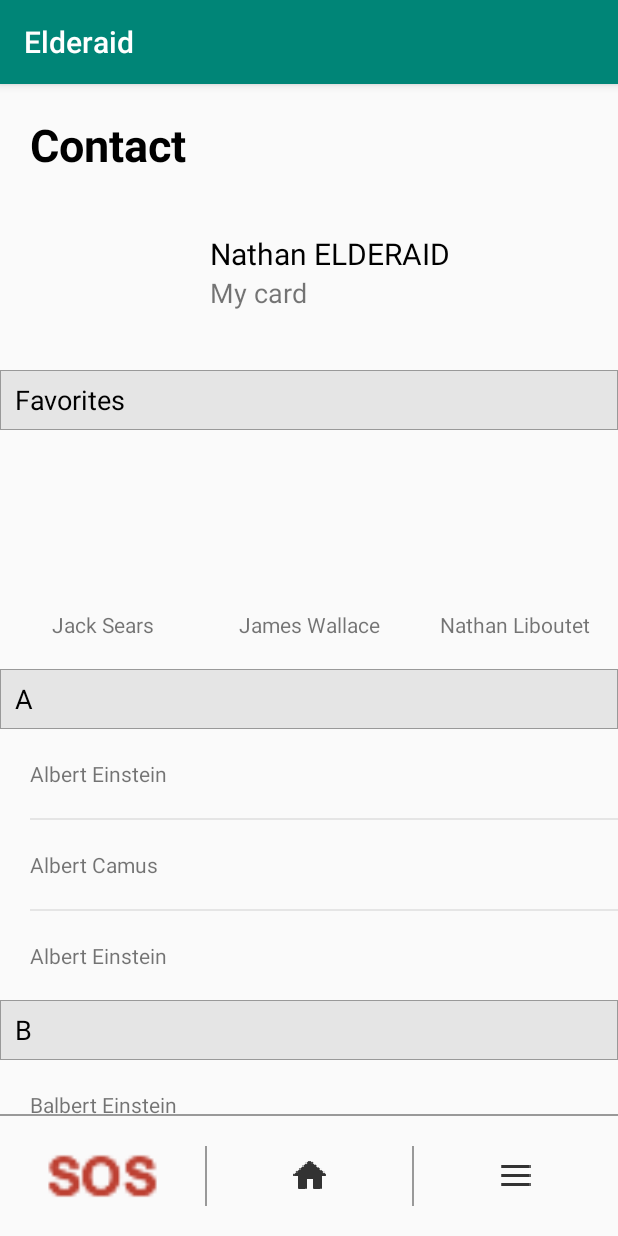
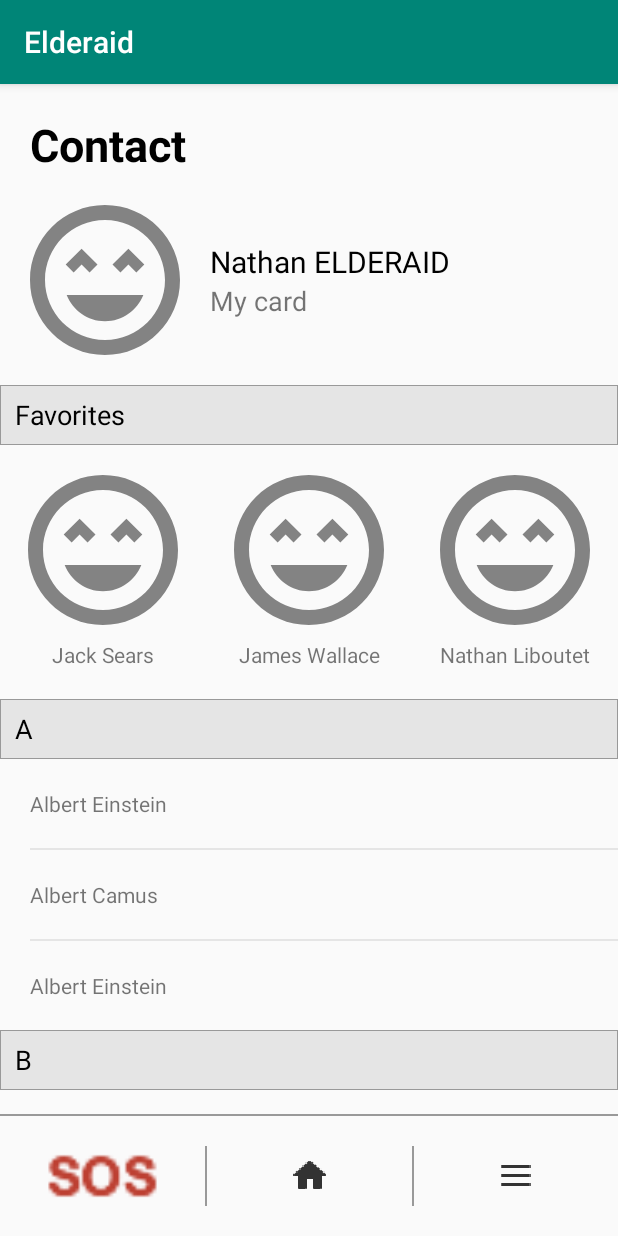
Before and after one commit to NathanLib/ElderAid, an Android app: the screen it shows after launch (ContactActivity), on a phone screen of 412 x 824 dp. Run offline under Robolectric (Android 15) with nearby library versions, the phone set to English and light mode, and no system bars.

Commit message:
Fix contact images issues

```diff
--- /dev/null
+++ b/ElderAid/app/src/main/res/drawable-anydpi/ic_profile.xml
@@ -0,0 +1,14 @@
+<vector xmlns:android="http://schemas.android.com/apk/res/android"
+    android:width="24dp"
+    android:height="24dp"
+    android:viewportWidth="20"
+    android:viewportHeight="20"
+    android:tint="#333333"
+    android:alpha="0.6">
+  <group android:translateX="-2"
+      android:translateY="-2">
+      <path
+          android:fillColor="#FF000000"
+          android:pathData="M11.99,2C6.47,2 2,6.47 2,12s4.47,10 9.99,10S22,17.53 22,12 17.52,2 11.99,2zM12,20c-4.42,0 -8,-3.58 -8,-8s3.58,-8 8,-8 8,3.58 8,8 -3.58,8 -8,8zM13,9.94L14.06,11l1.06,-1.06L16.18,11l1.06,-1.06 -2.12,-2.12zM8.88,9.94L9.94,11 11,9.94 8.88,7.82 6.76,9.94 7.82,11zM12,17.5c2.33,0 4.31,-1.46 5.11,-3.5L6.89,14c0.8,2.04 2.78,3.5 5.11,3.5z"/>
+  </group>
+</vector>
--- a/ElderAid/app/src/main/res/layout/activity_contact.xml
+++ b/ElderAid/app/src/main/res/layout/activity_contact.xml
@@ -9,12 +9,12 @@
     <ScrollView
         android:layout_width="match_parent"
         android:layout_height="wrap_content"
+        android:layout_marginBottom="80dp"
+        android:paddingTop="80dp"
+        app:layout_constraintBottom_toTopOf="@id/BorderHorizontalNavBar"
         app:layout_constraintLeft_toLeftOf="parent"
         app:layout_constraintRight_toRightOf="parent"
-        app:layout_constraintTop_toTopOf="parent"
-        app:layout_constraintBottom_toTopOf="@id/BorderHorizontalNavBar"
-        android:layout_marginBottom="80dp"
-        android:paddingTop="80dp">
+        app:layout_constraintTop_toTopOf="parent">
 
         <androidx.constraintlayout.widget.ConstraintLayout
             android:layout_width="match_parent"
@@ -45,9 +45,8 @@
                 <ImageView
                     android:id="@+id/contact_ivUserPhoto"
                     android:layout_width="100dp"
-                    android:layout_height="90dp"
-                    android:visibility="visible"
-                    tools:srcCompat="@tools:sample/avatars" />
+                    android:layout_height="100dp"
+                    android:src="@drawable/ic_profile" />
 
                 <LinearLayout
                     android:layout_width="wrap_content"
@@ -108,9 +107,9 @@
                     <ImageView
                         android:id="@+id/contact_ivFavorite1"
                         android:layout_width="100dp"
-                        android:layout_height="90dp"
+                        android:layout_height="100dp"
                         android:layout_margin="10dp"
-                        tools:srcCompat="@tools:sample/avatars" />
+                        android:src="@drawable/ic_profile" />
 
                     <TextView
                         android:id="@+id/contact_tvFavorite1"
@@ -130,9 +129,9 @@
                     <ImageView
                         android:id="@+id/contact_ivFavorite2"
                         android:layout_width="100dp"
-                        android:layout_height="90dp"
+                        android:layout_height="100dp"
                         android:layout_margin="10dp"
-                        tools:srcCompat="@tools:sample/avatars" />
+                        android:src="@drawable/ic_profile" />
 
                     <TextView
                         android:id="@+id/contact_tvFavorite2"
@@ -152,9 +151,9 @@
                     <ImageView
                         android:id="@+id/contact_ivFavorite3"
                         android:layout_width="100dp"
-                        android:layout_height="90dp"
+                        android:layout_height="100dp"
                         android:layout_margin="10dp"
-                        tools:srcCompat="@tools:sample/avatars" />
+                        android:src="@drawable/ic_profile" />
 
                     <TextView
                         android:id="@+id/contact_tvFavorite3"
@@ -177,41 +176,41 @@
                 android:text="@string/contact_tvContactsA"
                 android:textColor="@color/black"
                 android:textSize="18dp"
-                app:layout_constraintTop_toBottomOf="@id/contact_llFavoriteContacts"
-                app:layout_constraintBottom_toTopOf="@id/contact_llContactA"/>
+                app:layout_constraintBottom_toTopOf="@id/contact_llContactA"
+                app:layout_constraintTop_toBottomOf="@id/contact_llFavoriteContacts" />
 
             <LinearLayout
                 android:id="@+id/contact_llContactA"
                 android:layout_width="match_parent"
                 android:layout_height="wrap_content"
                 android:orientation="vertical"
-                app:layout_constraintTop_toBottomOf="@id/contact_tvContactsA"
-                app:layout_constraintBottom_toTopOf="@id/contact_tvContactsB">
+                app:layout_constraintBottom_toTopOf="@id/contact_tvContactsB"
+                app:layout_constraintTop_toBottomOf="@id/contact_tvContactsA">
 
                 <TextView
                     android:id="@+id/contact_tvContactA1"
                     android:layout_width="match_parent"
                     android:layout_height="wrap_content"
-                    android:text="@string/contact_tvContactA1"
-                    android:padding="20dp" />
+                    android:padding="20dp"
+                    android:text="@string/contact_tvContactA1" />
 
-                <View style="@style/Divider"/>
+                <View style="@style/Divider" />
 
                 <TextView
                     android:id="@+id/contact_tvContactA2"
                     android:layout_width="match_parent"
                     android:layout_height="wrap_content"
-                    android:text="@string/contact_tvContactA2"
-                    android:padding="20dp"/>
+                    android:padding="20dp"
+                    android:text="@string/contact_tvContactA2" />
 
-                <View style="@style/Divider"/>
+                <View style="@style/Divider" />
 
                 <TextView
                     android:id="@+id/contact_tvContactA3"
                     android:layout_width="match_parent"
                     android:layout_height="wrap_content"
-                    android:text="@string/contact_tvContactA1"
-                    android:padding="20dp"/>
+                    android:padding="20dp"
+                    android:text="@string/contact_tvContactA1" />
 
             </LinearLayout>
 
@@ -226,8 +225,8 @@
                 android:text="@string/contact_tvContactsB"
                 android:textColor="@color/black"
                 android:textSize="18dp"
-                app:layout_constraintTop_toBottomOf="@id/contact_llContactA"
-                app:layout_constraintBottom_toTopOf="@id/contact_llContactA"/>
+                app:layout_constraintBottom_toTopOf="@id/contact_llContactA"
+                app:layout_constraintTop_toBottomOf="@id/contact_llContactA" />
 
             <LinearLayout
                 android:id="@+id/contact_llContactB"
@@ -240,39 +239,37 @@
                     android:id="@+id/contact_tvContactB1"
                     android:layout_width="match_parent"
                     android:layout_height="wrap_content"
-                    android:text="@string/contact_tvContactB1"
-                    android:padding="20dp" />
+                    android:padding="20dp"
+                    android:text="@string/contact_tvContactB1" />
 
-                <View style="@style/Divider"/>
+                <View style="@style/Divider" />
 
                 <TextView
                     android:id="@+id/contact_tvContactB2"
                     android:layout_width="match_parent"
                     android:layout_height="wrap_content"
-                    android:text="@string/contact_tvContactB2"
-                    android:padding="20dp"/>
+                    android:padding="20dp"
+                    android:text="@string/contact_tvContactB2" />
 
-                <View style="@style/Divider"/>
+                <View style="@style/Divider" />
 
                 <TextView
                     android:id="@+id/contact_tvContactB3"
                     android:layout_width="match_parent"
                     android:layout_height="wrap_content"
-                    android:text="@string/contact_tvContactB1"
-                    android:padding="20dp"/>
+                    android:padding="20dp"
+                    android:text="@string/contact_tvContactB1" />
 
             </LinearLayout>
-
-
 
         </androidx.constraintlayout.widget.ConstraintLayout>
     </ScrollView>
 
     <View
         android:id="@+id/BorderHorizontalNavBar"
+        style="@style/BorderHorizontal"
         app:layout_constraintBottom_toTopOf="@id/navbar"
-        app:layout_constraintLeft_toLeftOf="parent"
-        style="@style/BorderHorizontal"/>
+        app:layout_constraintLeft_toLeftOf="parent" />
 
     <LinearLayout
         android:id="@+id/navbar"
@@ -286,38 +283,38 @@
             android:layout_width="match_parent"
             android:layout_height="wrap_content"
             android:layout_weight="1"
-            android:src="@drawable/ic_sos"
+            android:background="@color/transparent"
             android:minHeight="80dp"
             android:scaleType="fitCenter"
-            android:background="@color/transparent"/>
+            android:src="@drawable/ic_sos" />
 
         <View
+            style="@style/BorderVertical"
             app:layout_constraintBottom_toTopOf="@id/navbar"
-            app:layout_constraintLeft_toLeftOf="parent"
-            style="@style/BorderVertical"/>
+            app:layout_constraintLeft_toLeftOf="parent" />
 
         <androidx.appcompat.widget.AppCompatImageButton
             android:id="@+id/btnHome"
             android:layout_width="match_parent"
             android:layout_height="wrap_content"
             android:layout_weight="1"
-            android:src="@drawable/ic_home"
+            android:background="@color/transparent"
             android:minHeight="80dp"
-            android:background="@color/transparent"/>
+            android:src="@drawable/ic_home" />
 
         <View
+            style="@style/BorderVertical"
             app:layout_constraintBottom_toTopOf="@id/navbar"
-            app:layout_constraintLeft_toLeftOf="parent"
-            style="@style/BorderVertical"/>
+            app:layout_constraintLeft_toLeftOf="parent" />
 
         <androidx.appcompat.widget.AppCompatImageButton
             android:id="@+id/btnMenu"
             android:layout_width="match_parent"
             android:layout_height="wrap_content"
             android:layout_weight="1"
-            android:src="@drawable/ic_menu"
+            android:background="@color/transparent"
             android:minHeight="80dp"
-            android:background="@color/transparent"/>
+            android:src="@drawable/ic_menu" />
 
     </LinearLayout>
 
```
Also changed, not shown: ElderAid/app/src/main/ic_people-web.png (added), ElderAid/app/src/main/res/drawable-hdpi/ic_profile.png (added), ElderAid/app/src/main/res/drawable-mdpi/ic_profile.png (added), ElderAid/app/src/main/res/drawable-xhdpi/ic_profile.png (added), ElderAid/app/src/main/res/drawable-xxhdpi/ic_profile.png (added).
